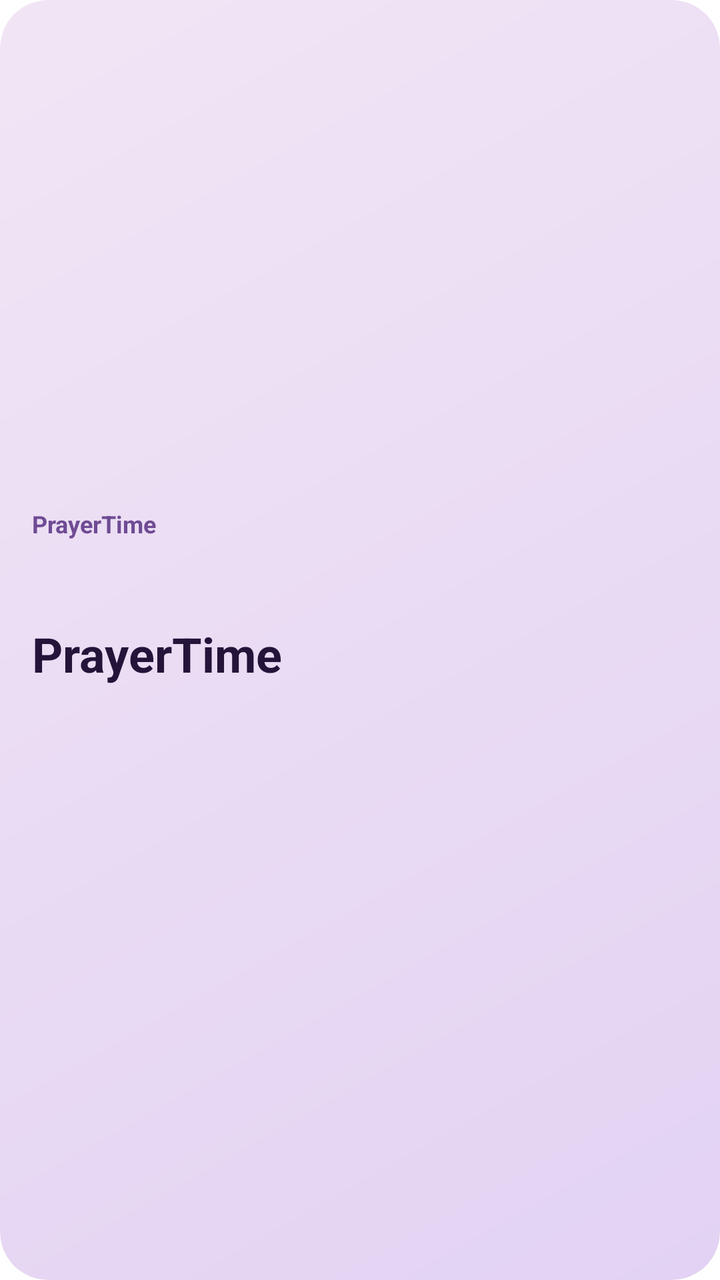
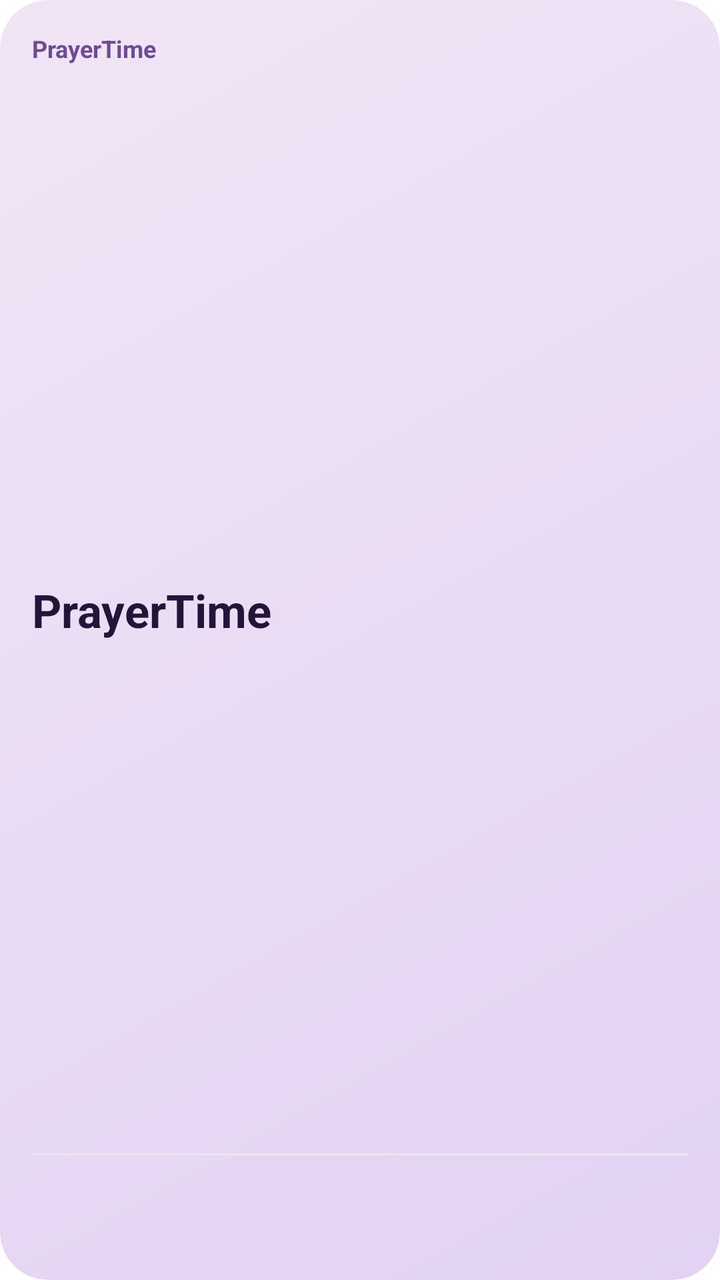

The first picture is an Android layout as it rendered before a commit; the second is the same layout after the commit. The layout source and the unified diff follow.
<!-- AndroidManifest.xml: fallback theme Theme.MaterialComponents.DayNight.NoActionBar -->
<!-- res/layout/prayertime_summary_widget.xml -->
<FrameLayout xmlns:android="http://schemas.android.com/apk/res/android" android:id="@+id/widget_root" android:layout_width="match_parent" android:layout_height="match_parent" android:background="@drawable/prayertime_widget_background" android:clipToOutline="true"><ImageView android:id="@+id/widget_artwork" android:layout_width="match_parent" android:layout_height="match_parent" android:scaleType="centerCrop" android:importantForAccessibility="no" /><LinearLayout   android:layout_width="match_parent" android:layout_height="match_parent" android:orientation="vertical" android:gravity="center_vertical" android:padding="16dp" ><TextView android:id="@+id/widget_label" android:layout_width="match_parent" android:layout_height="wrap_content" android:textSize="12sp" android:textColor="#6F4B94" android:maxLines="1" android:ellipsize="end" android:includeFontPadding="true" android:textStyle="bold"  android:text="PrayerTime" />
<TextView android:id="@+id/widget_date" android:layout_width="match_parent" android:layout_height="wrap_content" android:textSize="10sp" android:textColor="#6F4B94" android:maxLines="1" android:ellipsize="end" android:includeFontPadding="true"  android:text="" />
<LinearLayout android:layout_width="match_parent" android:layout_height="wrap_content" android:orientation="horizontal" android:gravity="center_vertical" android:layout_marginTop="8dp"><LinearLayout android:layout_width="0dp" android:layout_weight="1" android:layout_height="wrap_content" android:orientation="vertical" android:paddingEnd="8dp"><TextView android:id="@+id/widget_summary_label" android:layout_width="match_parent" android:layout_height="wrap_content" android:textSize="10sp" android:textColor="#6F4B94" android:maxLines="1" android:ellipsize="end" android:includeFontPadding="true"  android:text="" />
<TextView android:id="@+id/widget_prayer" android:layout_width="match_parent" android:layout_height="wrap_content" android:textSize="24sp" android:textColor="#24143A" android:maxLines="2" android:ellipsize="end" android:includeFontPadding="true" android:textStyle="bold"  android:text="PrayerTime" />
<TextView android:id="@+id/widget_time" android:layout_width="match_parent" android:layout_height="wrap_content" android:textSize="13sp" android:textColor="#24143A" android:maxLines="2" android:ellipsize="end" android:includeFontPadding="true"  android:text="" />
</LinearLayout><LinearLayout android:layout_width="0dp" android:layout_weight="1" android:layout_height="wrap_content" android:orientation="vertical"><TextView android:id="@+id/widget_sunrise" android:layout_width="match_parent" android:layout_height="wrap_content" android:textSize="11sp" android:textColor="#24143A" android:maxLines="2" android:ellipsize="end" android:includeFontPadding="true" android:layout_marginBottom="4dp" android:text="" />
<TextView android:id="@+id/widget_sunset" android:layout_width="match_parent" android:layout_height="wrap_content" android:textSize="11sp" android:textColor="#24143A" android:maxLines="2" android:ellipsize="end" android:includeFontPadding="true" android:layout_marginBottom="4dp" android:text="" />
<TextView android:id="@+id/widget_sehri" android:layout_width="match_parent" android:layout_height="wrap_content" android:textSize="11sp" android:textColor="#24143A" android:maxLines="2" android:ellipsize="end" android:includeFontPadding="true" android:layout_marginBottom="4dp" android:text="" />
<TextView android:id="@+id/widget_iftar" android:layout_width="match_parent" android:layout_height="wrap_content" android:textSize="11sp" android:textColor="#24143A" android:maxLines="2" android:ellipsize="end" android:includeFontPadding="true" android:layout_marginBottom="4dp" android:text="" />
</LinearLayout></LinearLayout><TextView android:id="@+id/widget_location" android:layout_width="match_parent" android:layout_height="wrap_content" android:textSize="10sp" android:textColor="#6F4B94" android:maxLines="1" android:ellipsize="end" android:includeFontPadding="true" android:layout_marginTop="6dp" android:text="" />
</LinearLayout></FrameLayout>
<!-- resources referenced by this layout -->
<resources>
  <!-- drawable prayertime_widget_background (drawable) -->
  <shape xmlns:android="http://schemas.android.com/apk/res/android">
    <gradient android:angle="315" android:startColor="#F1E5F5" android:endColor="#E3D2F3" />
    <corners android:radius="24dp" />
  </shape>
</resources>

<!-- the commit's change to res/layout/prayertime_summary_widget.xml (unified diff, before → after) -->
@@ -1,11 +1,25 @@
-<FrameLayout xmlns:android="http://schemas.android.com/apk/res/android" android:id="@+id/widget_root" android:layout_width="match_parent" android:layout_height="match_parent" android:background="@drawable/prayertime_widget_background" android:clipToOutline="true"><ImageView android:id="@+id/widget_artwork" android:layout_width="match_parent" android:layout_height="match_parent" android:scaleType="centerCrop" android:importantForAccessibility="no" /><LinearLayout   android:layout_width="match_parent" android:layout_height="match_parent" android:orientation="vertical" android:gravity="center_vertical" android:padding="16dp" ><TextView android:id="@+id/widget_label" android:layout_width="match_parent" android:layout_height="wrap_content" android:textSize="12sp" android:textColor="#6F4B94" android:maxLines="1" android:ellipsize="end" android:includeFontPadding="true" android:textStyle="bold"  android:text="PrayerTime" />
-<TextView android:id="@+id/widget_date" android:layout_width="match_parent" android:layout_height="wrap_content" android:textSize="10sp" android:textColor="#6F4B94" android:maxLines="1" android:ellipsize="end" android:includeFontPadding="true"  android:text="" />
-<LinearLayout android:layout_width="match_parent" android:layout_height="wrap_content" android:orientation="horizontal" android:gravity="center_vertical" android:layout_marginTop="8dp"><LinearLayout android:layout_width="0dp" android:layout_weight="1" android:layout_height="wrap_content" android:orientation="vertical" android:paddingEnd="8dp"><TextView android:id="@+id/widget_summary_label" android:layout_width="match_parent" android:layout_height="wrap_content" android:textSize="10sp" android:textColor="#6F4B94" android:maxLines="1" android:ellipsize="end" android:includeFontPadding="true"  android:text="" />
-<TextView android:id="@+id/widget_prayer" android:layout_width="match_parent" android:layout_height="wrap_content" android:textSize="24sp" android:textColor="#24143A" android:maxLines="2" android:ellipsize="end" android:includeFontPadding="true" android:textStyle="bold"  android:text="PrayerTime" />
-<TextView android:id="@+id/widget_time" android:layout_width="match_parent" android:layout_height="wrap_content" android:textSize="13sp" android:textColor="#24143A" android:maxLines="2" android:ellipsize="end" android:includeFontPadding="true"  android:text="" />
-</LinearLayout><LinearLayout android:layout_width="0dp" android:layout_weight="1" android:layout_height="wrap_content" android:orientation="vertical"><TextView android:id="@+id/widget_sunrise" android:layout_width="match_parent" android:layout_height="wrap_content" android:textSize="11sp" android:textColor="#24143A" android:maxLines="2" android:ellipsize="end" android:includeFontPadding="true" android:layout_marginBottom="4dp" android:text="" />
-<TextView android:id="@+id/widget_sunset" android:layout_width="match_parent" android:layout_height="wrap_content" android:textSize="11sp" android:textColor="#24143A" android:maxLines="2" android:ellipsize="end" android:includeFontPadding="true" android:layout_marginBottom="4dp" android:text="" />
-<TextView android:id="@+id/widget_sehri" android:layout_width="match_parent" android:layout_height="wrap_content" android:textSize="11sp" android:textColor="#24143A" android:maxLines="2" android:ellipsize="end" android:includeFontPadding="true" android:layout_marginBottom="4dp" android:text="" />
-<TextView android:id="@+id/widget_iftar" android:layout_width="match_parent" android:layout_height="wrap_content" android:textSize="11sp" android:textColor="#24143A" android:maxLines="2" android:ellipsize="end" android:includeFontPadding="true" android:layout_marginBottom="4dp" android:text="" />
-</LinearLayout></LinearLayout><TextView android:id="@+id/widget_location" android:layout_width="match_parent" android:layout_height="wrap_content" android:textSize="10sp" android:textColor="#6F4B94" android:maxLines="1" android:ellipsize="end" android:includeFontPadding="true" android:layout_marginTop="6dp" android:text="" />
-</LinearLayout></FrameLayout>
+<?xml version='1.0' encoding='utf-8'?>
+<FrameLayout xmlns:android="http://schemas.android.com/apk/res/android" android:id="@+id/widget_root" android:layout_width="match_parent" android:layout_height="match_parent" android:background="@drawable/prayertime_widget_background" android:clipToOutline="true">
+    <ImageView android:id="@+id/widget_artwork" android:layout_width="match_parent" android:layout_height="match_parent" android:scaleType="fitXY" android:importantForAccessibility="no" />
+    <LinearLayout android:id="@+id/widget_content" android:layout_width="match_parent" android:layout_height="match_parent" android:orientation="vertical" android:padding="16dp">
+        <TextView android:id="@+id/widget_label" style="@style/PrayerTimeWidgetText" android:layout_width="match_parent" android:layout_height="wrap_content" android:textSize="12sp" android:text="PrayerTime" android:textColor="#6F4B94" android:textStyle="bold" />
+        <TextView android:id="@+id/widget_date" style="@style/PrayerTimeWidgetText" android:layout_width="match_parent" android:layout_height="wrap_content" android:textSize="10sp" android:text="" android:textColor="#746A7D" />
+        <LinearLayout android:id="@+id/widget_summary_main" android:layout_width="match_parent" android:layout_height="0dp" android:layout_weight="1" android:orientation="vertical" android:gravity="center_vertical">
+            <TextView android:id="@+id/widget_summary_label" style="@style/PrayerTimeWidgetText" android:layout_width="match_parent" android:layout_height="wrap_content" android:textSize="10sp" android:text="" android:textColor="#6F4B94" />
+            <TextView android:id="@+id/widget_prayer" style="@style/PrayerTimeWidgetText" android:layout_width="match_parent" android:layout_height="wrap_content" android:textSize="23sp" android:text="PrayerTime" android:autoSizeTextType="uniform" android:autoSizeMinTextSize="12sp" android:autoSizeMaxTextSize="23sp" android:autoSizeStepGranularity="1sp" android:textStyle="bold" />
+            <TextView android:id="@+id/widget_time" style="@style/PrayerTimeWidgetText" android:layout_width="match_parent" android:layout_height="26dp" android:textSize="12sp" android:text="" android:textColor="#746A7D" android:autoSizeTextType="uniform" android:autoSizeMinTextSize="10sp" android:autoSizeMaxTextSize="12sp" android:autoSizeStepGranularity="1sp" />
+        </LinearLayout>
+        <ImageView android:importantForAccessibility="no" android:id="@+id/widget_divider" android:layout_width="match_parent" android:layout_height="1dp" android:background="#ECE5F1" />
+        <LinearLayout android:layout_width="match_parent" android:layout_height="wrap_content" android:orientation="horizontal" android:layout_marginTop="9dp">
+            <LinearLayout android:layout_width="0dp" android:layout_height="wrap_content" android:layout_weight="1" android:orientation="vertical" android:paddingEnd="8dp">
+                <TextView android:id="@+id/widget_stat_0_label" style="@style/PrayerTimeWidgetText" android:layout_width="match_parent" android:layout_height="wrap_content" android:textSize="10sp" android:text="" android:textColor="#746A7D" />
+                <TextView android:id="@+id/widget_stat_0_value" style="@style/PrayerTimeWidgetText" android:layout_width="match_parent" android:layout_height="wrap_content" android:textSize="16sp" android:text="" android:textStyle="bold" android:layout_marginTop="2dp" android:autoSizeTextType="uniform" android:autoSizeMinTextSize="11sp" android:autoSizeMaxTextSize="16sp" android:autoSizeStepGranularity="1sp" />
+            </LinearLayout>
+            <LinearLayout android:layout_width="0dp" android:layout_height="wrap_content" android:layout_weight="1" android:orientation="vertical" android:paddingEnd="8dp">
+                <TextView android:id="@+id/widget_stat_1_label" style="@style/PrayerTimeWidgetText" android:layout_width="match_parent" android:layout_height="wrap_content" android:textSize="10sp" android:text="" android:textColor="#746A7D" />
+                <TextView android:id="@+id/widget_stat_1_value" style="@style/PrayerTimeWidgetText" android:layout_width="match_parent" android:layout_height="wrap_content" android:textSize="16sp" android:text="" android:textStyle="bold" android:layout_marginTop="2dp" android:autoSizeTextType="uniform" android:autoSizeMinTextSize="11sp" android:autoSizeMaxTextSize="16sp" android:autoSizeStepGranularity="1sp" />
+            </LinearLayout>
+        </LinearLayout>
+        <TextView android:id="@+id/widget_location" style="@style/PrayerTimeWidgetText" android:layout_width="match_parent" android:layout_height="wrap_content" android:textSize="10sp" android:text="" android:layout_marginTop="8dp" android:textColor="#746A7D" android:visibility="gone" />
+    </LinearLayout>
+</FrameLayout>
<!-- resource entries referenced after the edit -->
@@ -5,5 +5,14 @@
     <gradient android:angle="315" android:startColor="#F1E5F5" android:endColor="#E3D2F3" />
     <corners android:radius="24dp" />
   </shape>
+  <style name="PrayerTimeWidgetText">
+          <item name="android:fontFamily">sans-serif</item>
+          <item name="android:textColor">#24143A</item>
+          <item name="android:maxLines">1</item>
+          <item name="android:ellipsize">end</item>
+          <item name="android:gravity">start|center_vertical</item>
+          <item name="android:includeFontPadding">true</item>
+          <item name="android:fontFeatureSettings">tnum</item>
+      </style>
 </resources>
 
